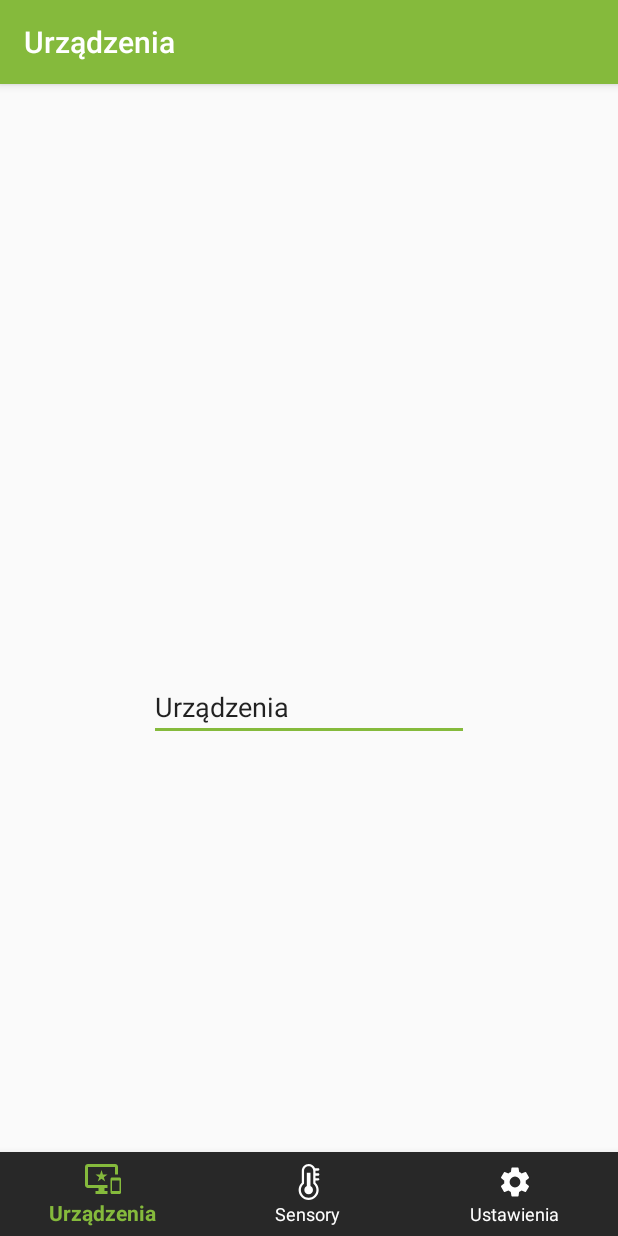
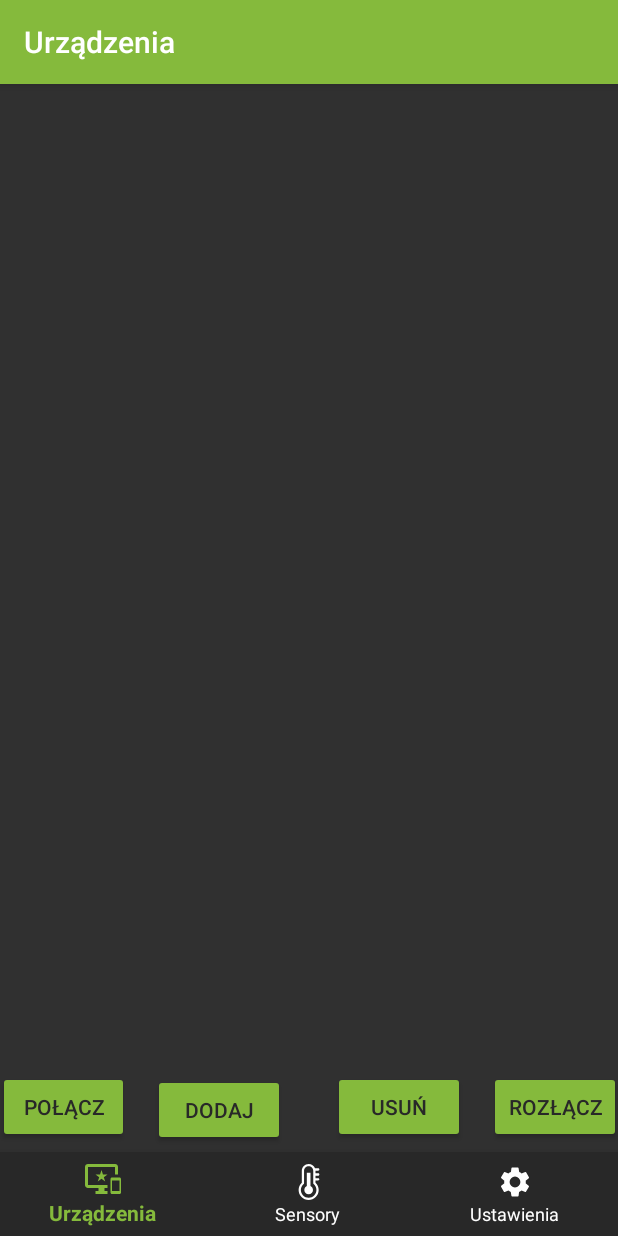
Before and after one commit to AdamStudies-PWR/ProjektZespolowyPWR, an Android app: the screen it shows after launch (MainActivity), on a phone screen of 412 x 824 dp. Run offline under Robolectric (Android 15) with nearby library versions, the phone set to English and light mode, and no system bars; our stand-ins replace navigation-ui.

Commit message:
colors + buttons

```diff
--- /dev/null
+++ b/IoTMan/app/src/main/java/com/pwr/iotman/ui/devices/DevicesFragment.java
@@ -0,0 +1,27 @@
+package com.pwr.iotman.ui.devices;
+
+import android.content.Context;
+import android.graphics.Color;
+import android.os.Bundle;
+import android.view.ContextThemeWrapper;
+import android.view.LayoutInflater;
+import android.view.View;
+import android.view.ViewGroup;
+
+import androidx.annotation.NonNull;
+import androidx.fragment.app.Fragment;
+
+import com.pwr.iotman.R;
+
+public class DevicesFragment extends Fragment
+{
+    private DevicesViewModel devicesViewModel;
+
+    public View onCreateView(@NonNull LayoutInflater inflater, ViewGroup container, Bundle savedInstanceState)
+    {
+        final Context contextThemeWrapper = new ContextThemeWrapper(getActivity(), R.style.FragmentTheme);
+        LayoutInflater localInflater = inflater.cloneInContext(contextThemeWrapper);
+
+        return localInflater.inflate(R.layout.fragment_devices, container, false);
+    }
+}
--- a/IoTMan/app/src/main/java/com/pwr/iotman/ui/home/HomeFragment.java
+++ /dev/null
@@ -1,26 +0,0 @@
-package com.pwr.iotman.ui.home;
-
-import android.os.Bundle;
-import android.view.LayoutInflater;
-import android.view.View;
-import android.view.ViewGroup;
-
-import androidx.annotation.NonNull;
-import androidx.fragment.app.Fragment;
-import androidx.lifecycle.ViewModelProviders;
-
-import com.pwr.iotman.R;
-
-public class HomeFragment extends Fragment {
-
-    private HomeViewModel homeViewModel;
-
-    public View onCreateView(@NonNull LayoutInflater inflater,
-                             ViewGroup container, Bundle savedInstanceState) {
-        homeViewModel =
-                ViewModelProviders.of(this).get(HomeViewModel.class);
-        View root = inflater.inflate(R.layout.fragment_devices, container, false);
-
-        return root;
-    }
-}
--- a/IoTMan/app/src/main/java/com/pwr/iotman/ui/home/HomeViewModel.java
+++ b/IoTMan/app/src/main/java/com/pwr/iotman/ui/sensors/SensorsViewModel.java
@@ -1,16 +1,16 @@
-package com.pwr.iotman.ui.home;
+package com.pwr.iotman.ui.sensors;
 
 import androidx.lifecycle.LiveData;
 import androidx.lifecycle.MutableLiveData;
 import androidx.lifecycle.ViewModel;
 
-public class HomeViewModel extends ViewModel {
+public class SensorsViewModel extends ViewModel {
 
     private MutableLiveData<String> mText;
 
-    public HomeViewModel() {
+    public SensorsViewModel() {
         mText = new MutableLiveData<>();
-        mText.setValue("This is home fragment");
+        mText.setValue("This is dashboard fragment");
     }
 
     public LiveData<String> getText() {
--- a/IoTMan/app/src/main/java/com/pwr/iotman/ui/notifications/NotificationsViewModel.java
+++ b/IoTMan/app/src/main/java/com/pwr/iotman/ui/settings/SettingsViewModel.java
@@ -1,14 +1,14 @@
-package com.pwr.iotman.ui.notifications;
+package com.pwr.iotman.ui.settings;
 
 import androidx.lifecycle.LiveData;
 import androidx.lifecycle.MutableLiveData;
 import androidx.lifecycle.ViewModel;
 
-public class NotificationsViewModel extends ViewModel {
+public class SettingsViewModel extends ViewModel {
 
     private MutableLiveData<String> mText;
 
-    public NotificationsViewModel() {
+    public SettingsViewModel() {
         mText = new MutableLiveData<>();
         mText.setValue("This is notifications fragment");
     }
--- a/IoTMan/app/src/main/res/layout/activity_main.xml
+++ b/IoTMan/app/src/main/res/layout/activity_main.xml
@@ -1,10 +1,11 @@
 <?xml version="1.0" encoding="utf-8"?>
-<androidx.constraintlayout.widget.ConstraintLayout xmlns:android="http://schemas.android.com/apk/res/android"
+<androidx.constraintlayout.widget.ConstraintLayout style="@style/FragmentTheme" xmlns:android="http://schemas.android.com/apk/res/android"
     xmlns:app="http://schemas.android.com/apk/res-auto"
     android:id="@+id/container"
     android:layout_width="match_parent"
     android:layout_height="match_parent"
-    android:paddingTop="?attr/actionBarSize">
+    android:paddingTop="?attr/actionBarSize"
+    >
 
     <com.google.android.material.bottomnavigation.BottomNavigationView
         android:id="@+id/nav_view"
@@ -24,9 +25,11 @@
         android:layout_height="match_parent"
         app:defaultNavHost="true"
         app:layout_constraintBottom_toTopOf="@id/nav_view"
+        app:layout_constraintHorizontal_bias="0.0"
         app:layout_constraintLeft_toLeftOf="parent"
         app:layout_constraintRight_toRightOf="parent"
         app:layout_constraintTop_toTopOf="parent"
+        app:layout_constraintVertical_bias="0.0"
         app:navGraph="@navigation/mobile_navigation" />
 
 </androidx.constraintlayout.widget.ConstraintLayout>
--- a/IoTMan/app/src/main/res/layout/fragment_devices.xml
+++ b/IoTMan/app/src/main/res/layout/fragment_devices.xml
@@ -4,21 +4,59 @@
     xmlns:tools="http://schemas.android.com/tools"
     android:layout_width="match_parent"
     android:layout_height="match_parent"
-    tools:context=".ui.home.HomeFragment">
+    tools:context=".ui.devices.DevicesFragment">
 
-    <EditText
-        android:id="@+id/editText"
+    <Button
+        android:id="@+id/connectButton"
         android:layout_width="wrap_content"
         android:layout_height="wrap_content"
-        android:layout_marginStart="99dp"
-        android:layout_marginTop="346dp"
-        android:layout_marginEnd="99dp"
-        android:layout_marginBottom="340dp"
-        android:ems="10"
-        android:inputType="textPersonName"
-        android:text="Urządzenia"
+        android:layout_marginStart="16dp"
+        android:layout_marginEnd="8dp"
+        android:layout_marginBottom="62dp"
+        android:text="@string/connect"
+        android:theme="@style/Button"
+        app:layout_constraintBottom_toBottomOf="parent"
+        app:layout_constraintEnd_toStartOf="@+id/addButton"
+        app:layout_constraintStart_toStartOf="parent" />
+
+    <Button
+        android:id="@+id/addButton"
+        android:layout_width="wrap_content"
+        android:layout_height="wrap_content"
+        android:layout_marginStart="8dp"
+        android:layout_marginEnd="16dp"
+        android:layout_marginBottom="60dp"
+        android:text="@string/add"
+        android:theme="@style/Button"
+        app:layout_constraintBottom_toBottomOf="parent"
+        app:layout_constraintEnd_toStartOf="@+id/deleteButton"
+        app:layout_constraintStart_toEndOf="@+id/connectButton" />
+
+    <Button
+        android:id="@+id/deleteButton"
+        android:layout_width="wrap_content"
+        android:layout_height="wrap_content"
+        android:layout_marginStart="16dp"
+        android:layout_marginEnd="8dp"
+        android:layout_marginBottom="62dp"
+        android:text="@string/delete"
+        android:theme="@style/Button"
+        app:layout_constraintBottom_toBottomOf="parent"
+        app:layout_constraintEnd_toStartOf="@+id/disButton"
+        app:layout_constraintStart_toEndOf="@+id/addButton" />
+
+    <Button
+        android:id="@+id/disButton"
+        android:layout_width="wrap_content"
+        android:layout_height="wrap_content"
+        android:layout_marginStart="8dp"
+        android:layout_marginEnd="16dp"
+        android:layout_marginBottom="62dp"
+        android:text="@string/disconnect"
+        android:theme="@style/Button"
         app:layout_constraintBottom_toBottomOf="parent"
         app:layout_constraintEnd_toEndOf="parent"
-        app:layout_constraintStart_toStartOf="parent"
-        app:layout_constraintTop_toTopOf="parent" />
+        app:layout_constraintStart_toEndOf="@+id/deleteButton" />
+
+
 </androidx.constraintlayout.widget.ConstraintLayout>
--- a/IoTMan/app/src/main/res/layout/fragment_sensors.xml
+++ b/IoTMan/app/src/main/res/layout/fragment_sensors.xml
@@ -4,7 +4,7 @@
     xmlns:tools="http://schemas.android.com/tools"
     android:layout_width="match_parent"
     android:layout_height="match_parent"
-    tools:context=".ui.dashboard.DashboardFragment">
+    tools:context=".ui.sensors.SensorsFragment">
 
     <EditText
         android:id="@+id/editText3"
--- a/IoTMan/app/src/main/res/layout/fragment_settings.xml
+++ b/IoTMan/app/src/main/res/layout/fragment_settings.xml
@@ -4,7 +4,7 @@
     xmlns:tools="http://schemas.android.com/tools"
     android:layout_width="match_parent"
     android:layout_height="match_parent"
-    tools:context=".ui.notifications.NotificationsFragment">
+    tools:context=".ui.settings.SettingsFragment">
 
     <EditText
         android:id="@+id/editText2"
--- a/IoTMan/app/src/main/res/navigation/mobile_navigation.xml
+++ b/IoTMan/app/src/main/res/navigation/mobile_navigation.xml
@@ -7,19 +7,19 @@
 
     <fragment
         android:id="@+id/navigation_home"
-        android:name="com.pwr.iotman.ui.home.HomeFragment"
+        android:name="com.pwr.iotman.ui.devices.DevicesFragment"
         android:label="@string/title_home"
         tools:layout="@layout/fragment_devices" />
 
     <fragment
         android:id="@+id/navigation_dashboard"
-        android:name="com.pwr.iotman.ui.dashboard.DashboardFragment"
+        android:name="com.pwr.iotman.ui.sensors.SensorsFragment"
         android:label="@string/title_dashboard"
         tools:layout="@layout/fragment_sensors" />
 
     <fragment
         android:id="@+id/navigation_notifications"
-        android:name="com.pwr.iotman.ui.notifications.NotificationsFragment"
+        android:name="com.pwr.iotman.ui.settings.SettingsFragment"
         android:label="@string/title_notifications"
         tools:layout="@layout/fragment_settings" />
 </navigation>
--- a/IoTMan/app/src/main/res/values/strings.xml
+++ b/IoTMan/app/src/main/res/values/strings.xml
@@ -3,4 +3,9 @@
     <string name="title_home">Urządzenia</string>
     <string name="title_dashboard">Sensory</string>
     <string name="title_notifications">Ustawienia</string>
+
+    <string name="connect">Połącz</string>
+    <string name="delete">Usuń</string>
+    <string name="disconnect">Rozłącz</string>
+    <string name="add">Dodaj</string>
 </resources>
--- a/IoTMan/app/src/main/res/values/styles.xml
+++ b/IoTMan/app/src/main/res/values/styles.xml
@@ -4,10 +4,21 @@
     <style name="AppTheme" parent="Theme.AppCompat.Light.DarkActionBar">
         <!-- Customize your theme here. -->
         <item name="colorPrimary">@color/colorAccent</item>
-        <item name="colorPrimaryDark">@color/colorPrimaryDark</item>
-        <item name="colorAccent">@color/colorAccent</item>
+        <item name="colorPrimaryDark">@color/colorAccent</item>
         <item name="android:textColorSecondary">@color/colorPrimary</item>
         <item name="android:navigationBarColor">@color/colorBackground</item>
+        <item name="android:windowBackground">@color/colorPrimaryDark</item>
+    </style>
+
+    <style name="FragmentTheme" parent="Theme.AppCompat.Light.DarkActionBar">
+        <item name="android:windowBackground">@color/colorPrimaryDark</item>
+        <item name="android:textColor">@color/colorPrimary</item>
+        <item name="colorAccent">@color/colorAccent</item>
+    </style>
+
+    <style name="Button" parent="Theme.AppCompat">
+        <item name="android:textColor">@color/colorBackground</item>
+        <item name="android:backgroundTint">@color/colorAccent</item>
     </style>
 
 </resources>
```
Also changed, not shown: IoTMan/app/src/main/java/com/pwr/iotman/MainActivity.java (+8 -7 lines), IoTMan/app/src/main/java/com/pwr/iotman/ui/dashboard/DashboardFragment.java (deleted, +0 -25 lines), IoTMan/app/src/main/java/com/pwr/iotman/ui/devices/DevicesViewModel.java (renamed from IoTMan/app/src/main/java/com/pwr/iotman/ui/dashboard/DashboardViewModel.java, +4 -4 lines), IoTMan/app/src/main/java/com/pwr/iotman/ui/notifications/NotificationsFragment.java (deleted, +0 -25 lines), IoTMan/app/src/main/java/com/pwr/iotman/ui/sensors/SensorsFragment.java (added, +27 -0 lines), IoTMan/app/src/main/java/com/pwr/iotman/ui/settings/SettingsFragment.java (added, +27 -0 lines).
